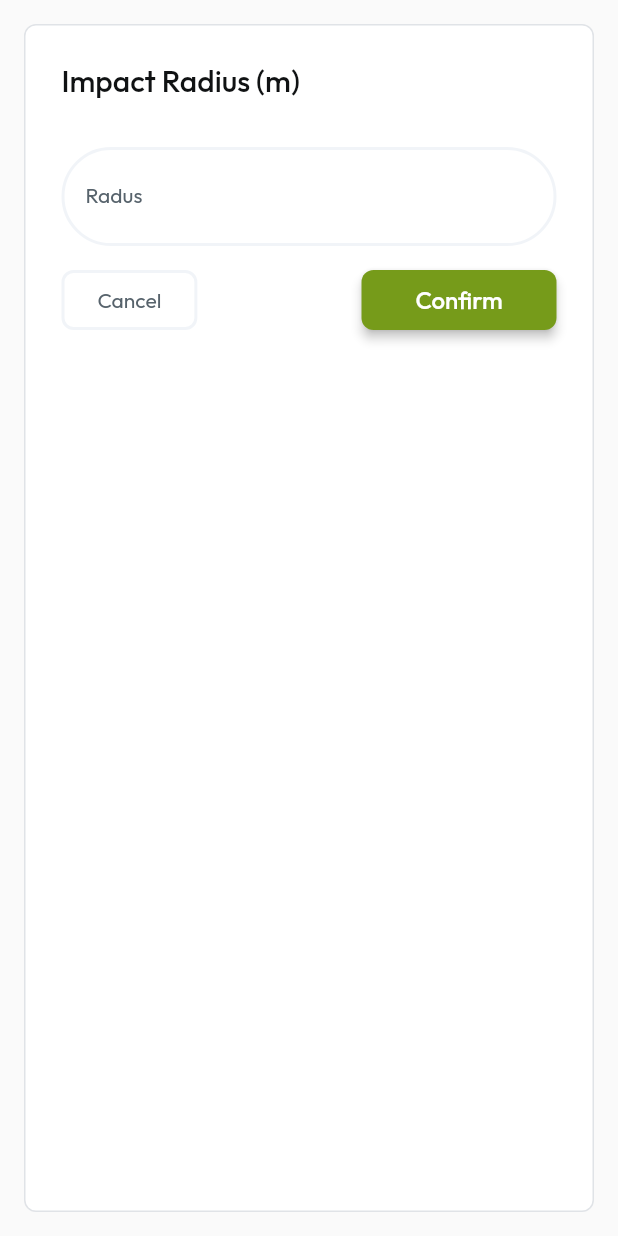
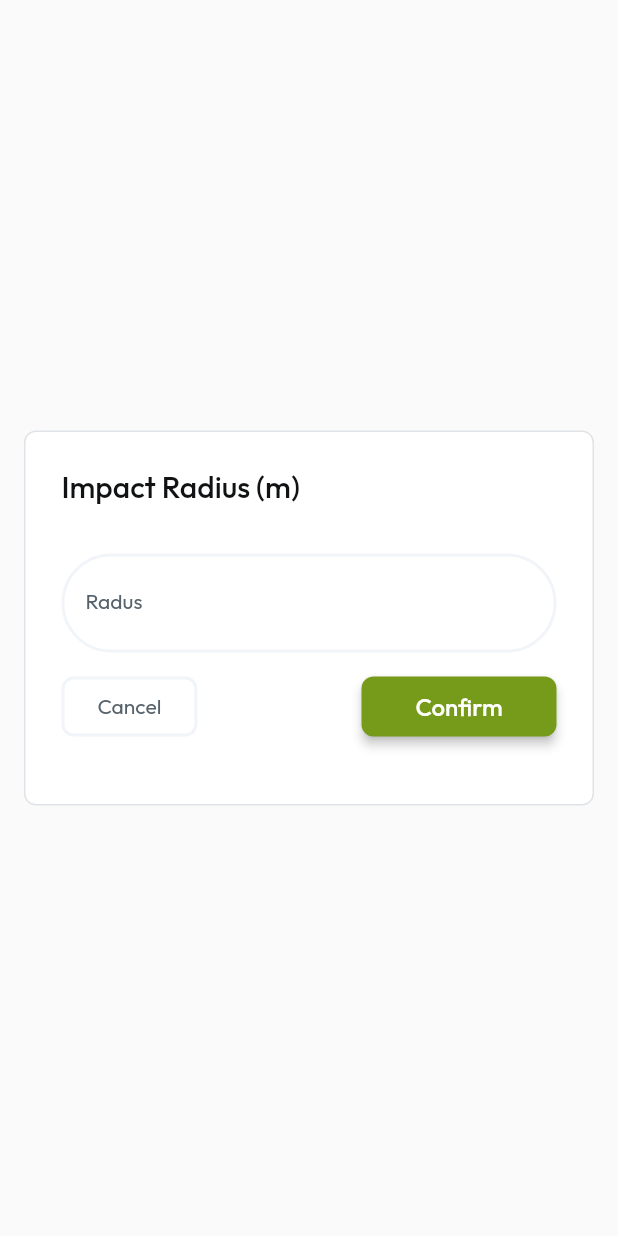
Before and after one commit to j-mcq/ssvc-flutter, a Flutter app: the EnterRadiusWidget widget shown alone on an empty page, opened directly, on a phone screen of 412 x 824 dp. Run offline on Flutter 3.47's test engine with Material 2 defaults, Android fonts, the phone set to English and light mode, and no system bars; drawn by our look-alikes of auto_size_text; our stand-ins replace built_collection, built_value, cloud_firestore, dropdown_button2, file_picker, firebase_auth and 21 more; missing offline and left inert: json_path, mime_type; accounts and stored records are empty; network calls fail.

Commit message:
Updating to latest FlutterFlow output.

```diff
--- a/lib/components/enter_radius_widget.dart
+++ b/lib/components/enter_radius_widget.dart
@@ -47,7 +47,8 @@ class _EnterRadiusWidgetState extends State<EnterRadiusWidget> {
       child: Padding(
         padding: EdgeInsetsDirectional.fromSTEB(16.0, 16.0, 16.0, 16.0),
         child: Container(
-          width: double.infinity,
+          width: 400.0,
+          height: 250.0,
           constraints: BoxConstraints(
             maxWidth: 570.0,
           ),
```
Also changed, not shown: lib/scenario/scenario_widget.dart (+7 -2 lines).
